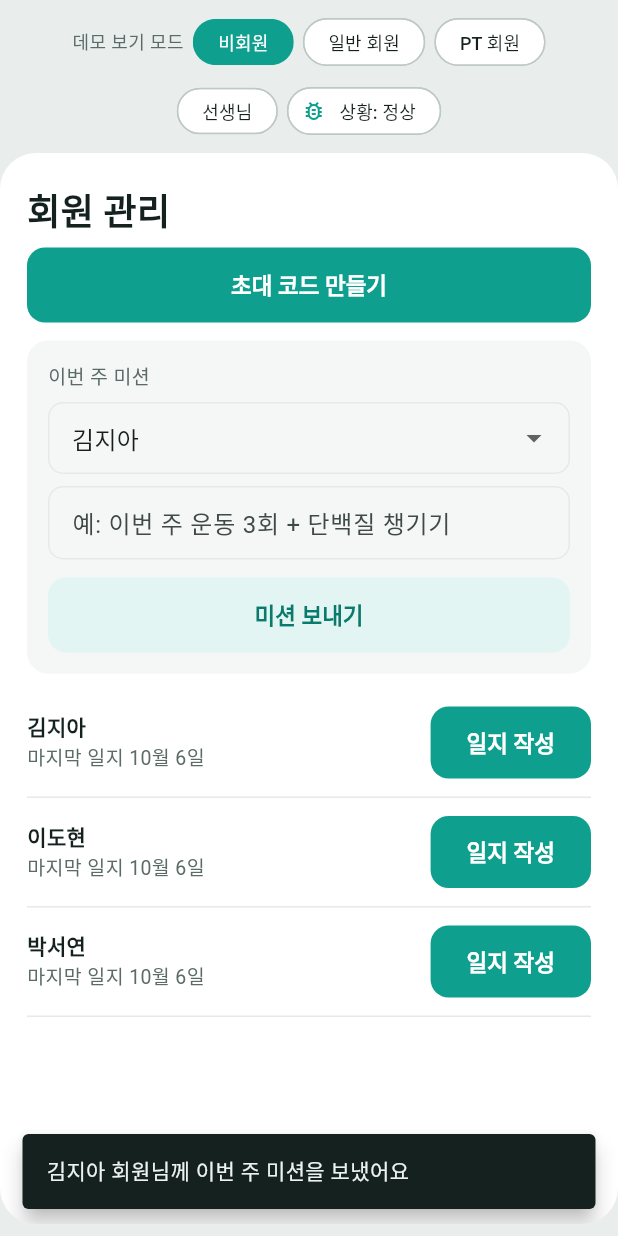
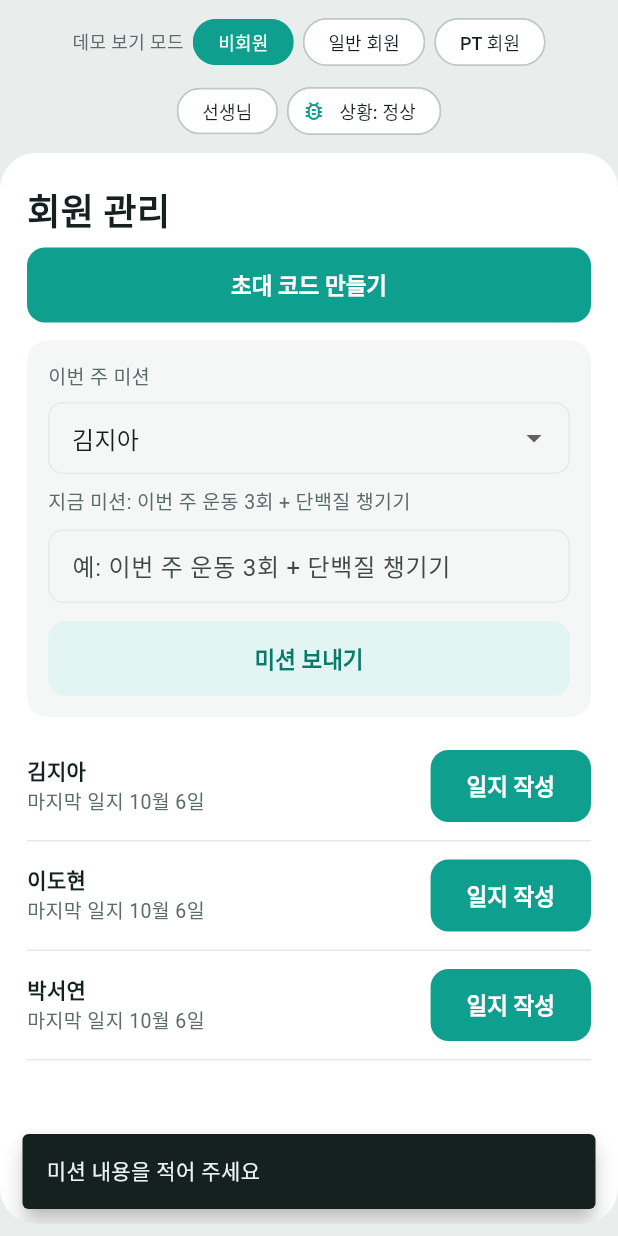
Before and after one commit to guscjf806/fitness-app, a Flutter app: the MemberManageTab widget shown alone on an empty page, opened directly, after a tap on "미션 보내기", on a phone screen of 412 x 824 dp. Run offline on Flutter 3.47's test engine with Material 3 defaults, Android fonts, the phone set to English and light mode, and no system bars; our stand-ins replace shared_preferences; accounts and stored records are empty.

Commit message:
리뷰 11/02 #4: 빈 미션은 보내지 않고 안내, 고른 회원에게 지금 보낸 미션 표시
Co-Authored-By: Claude Opus 5.5 <noreply@anthropic.com>

```diff
--- a/app/lib/screens/logbook.dart
+++ b/app/lib/screens/logbook.dart
@@ -189,6 +189,11 @@ class _MemberManageTabState extends State<MemberManageTab> {
             items: [for (final m in members) DropdownMenuItem(value: m, child: Text(m))],
             onChanged: (v) => setState(() => member = v ?? member),
           ),
+          // 고른 회원에게 지금 보낸 미션을 보여 준다 (리뷰 11/02 #4)
+          Padding(
+            padding: const EdgeInsets.only(top: 8),
+            child: Muted(demo.missions[member] == null ? '아직 보낸 미션이 없어요' : '지금 미션: ${demo.missions[member]}', bottom: 0),
+          ),
           const SizedBox(height: 8),
           TextField(
             controller: missionController,
@@ -196,7 +201,12 @@ class _MemberManageTabState extends State<MemberManageTab> {
           ),
           AppButton('미션 보내기', kind: ButtonKind.soft, onPressed: () {
             final text = missionController.text.trim();
-            demo.update(() => demo.missions[member] = text.isEmpty ? '이번 주 운동 3회 + 단백질 챙기기' : text);
+            // 빈칸이면 회색 예시 문구가 그대로 보내지지 않게 막는다
+            if (text.isEmpty) {
+              toast(context, '미션 내용을 적어 주세요');
+              return;
+            }
+            demo.update(() => demo.missions[member] = text);
             missionController.clear();
             toast(context, '$member 회원님께 이번 주 미션을 보냈어요');
           }),
```
Also changed, not shown: 1 other file.
